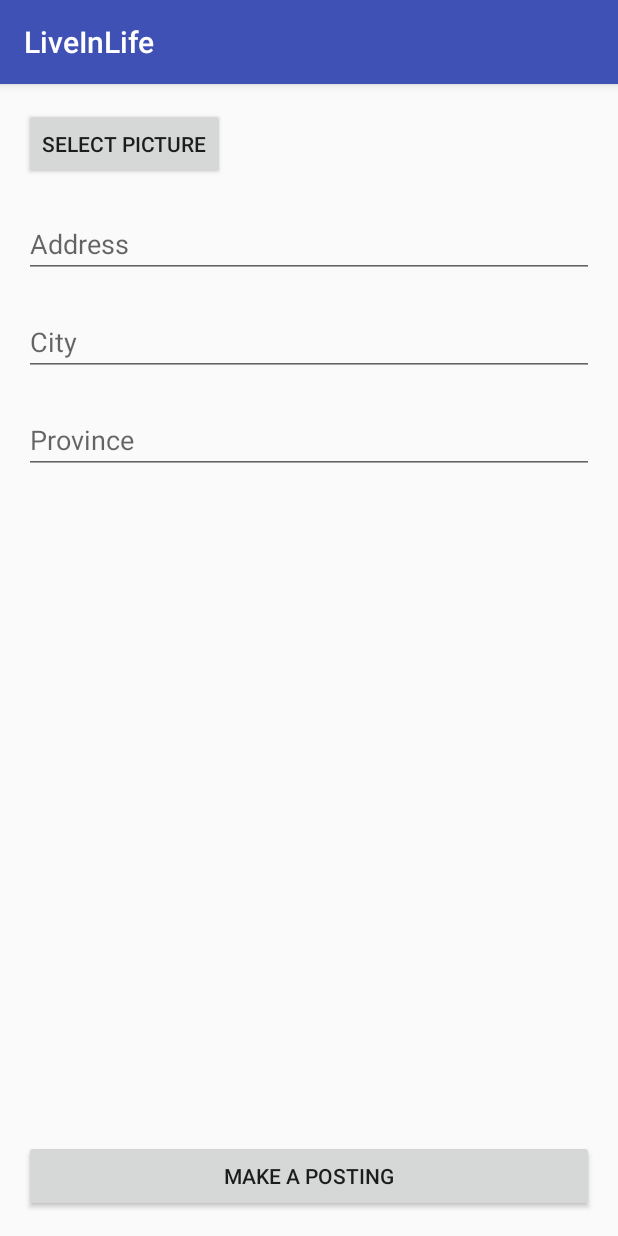
After one commit to HackaGuys/HackathonApp, an Android app: the PostingActivity screen opened directly, with no data from a screen before it, on a phone screen of 412 x 824 dp. The commit adds this screen. Run offline under Robolectric (Android 15) with nearby library versions, the phone set to English and light mode, and no system bars; our stand-ins replace Volley; pictures from the network do not load.

Commit message:
implement POST of housing information, including address, city, province

```diff
--- a/LiveInLife/app/build.gradle
+++ b/LiveInLife/app/build.gradle
@@ -24,4 +24,5 @@ dependencies {
     testCompile 'junit:junit:4.12'
     compile 'com.android.support:appcompat-v7:23.2.0'
     compile 'com.android.support:design:23.2.0'
+    compile 'com.mcxiaoke.volley:library:1.0.19'
 }
--- a/LiveInLife/app/src/main/AndroidManifest.xml
+++ b/LiveInLife/app/src/main/AndroidManifest.xml
@@ -1,6 +1,8 @@
 <?xml version="1.0" encoding="utf-8"?>
 <manifest xmlns:android="http://schemas.android.com/apk/res/android"
     package="com.company.samsalvail.liveinlife">
+
+    <uses-permission android:name="android.permission.INTERNET"/>
 
     <application
         android:allowBackup="true"
@@ -18,6 +20,7 @@
                 <category android:name="android.intent.category.LAUNCHER" />
             </intent-filter>
         </activity>
+        <activity android:name=".PostingActivity"></activity>
     </application>
 
 </manifest>
--- /dev/null
+++ b/LiveInLife/app/src/main/java/com/company/samsalvail/liveinlife/PostingActivity.java
@@ -0,0 +1,112 @@
+package com.company.samsalvail.liveinlife;
+
+import android.app.ProgressDialog;
+import android.content.Intent;
+import android.net.Uri;
+import android.os.Bundle;
+import android.support.v7.app.AppCompatActivity;
+import android.util.Log;
+import android.view.View;
+import android.widget.EditText;
+import android.widget.ImageView;
+import android.widget.Toast;
+
+import com.android.volley.Request;
+import com.android.volley.Response;
+import com.android.volley.VolleyError;
+import com.android.volley.toolbox.StringRequest;
+import com.android.volley.toolbox.Volley;
+
+import java.util.HashMap;
+import java.util.Map;
+
+public class PostingActivity extends AppCompatActivity {
+    private ProgressDialog progress;
+    private EditText city, address, province;
+    private final int RESULT_LOAD_IMAGE = 1;
+
+    @Override
+    protected void onCreate(Bundle savedInstanceState) {
+        super.onCreate(savedInstanceState);
+        setContentView(R.layout.activity_posting);
+
+        progress = new ProgressDialog(PostingActivity.this);
+        progress.setMessage("Making the Posting...");
+
+        address = (EditText) findViewById(R.id.edit_address);
+        city = (EditText) findViewById(R.id.edit_city);
+        province = (EditText) findViewById(R.id.edit_province);
+    }
+
+    @Override
+    protected void onActivityResult(int requestCode, int resultCode, Intent data) {
+        super.onActivityResult(requestCode, resultCode, data);
+
+        if (requestCode == RESULT_LOAD_IMAGE && resultCode == RESULT_OK && null != data) {
+            Uri selectedImage = data.getData();
+
+            /*
+            String[] filePathColumn = { MediaStore.Images.Media.DATA };
+
+            Cursor cursor = getContentResolver().query(selectedImage, filePathColumn, null, null, null);
+            cursor.moveToFirst();
+
+            int columnIndex = cursor.getColumnIndex(filePathColumn[0]);
+            String picturePath = cursor.getString(columnIndex);
+            cursor.close();
+            */
+            ImageView imageView = (ImageView) findViewById(R.id.img);
+            imageView.setImageURI(selectedImage);
+            // imageView.setImageBitmap(BitmapFactory.decodeFile(picturePath));
+        }
+    }
+
+    public void sendPosting(View view) {
+        progress.show();
+        String url = Constants.URL + "";
+        StringRequest postRequest = new StringRequest(Request.Method.POST, url,
+                new Response.Listener<String>() {
+                    @Override
+                    public void onResponse(String response) {
+                        // Automatic login after registration using registered username and password
+                        Intent mainIntent = new Intent(PostingActivity.this, MainActivity.class);
+                        progress.dismiss();
+                        startActivity(mainIntent);
+                        finish();
+                    }
+                },
+                new Response.ErrorListener() {
+                    @Override
+                    public void onErrorResponse(VolleyError error) {
+                        progress.dismiss();
+                        Log.d("PostingActivity", "failed to make posting");
+                        Toast.makeText(PostingActivity.this, "failed to make posting",
+                                Toast.LENGTH_LONG).show();
+                    }
+                }
+        )
+        {
+            @Override
+            //Create the body of the request
+            protected Map<String, String> getParams()
+            {
+                Map<String, String>  params = new HashMap<>();
+                // Get the registration info from input fields and add them to the body of the request
+                params.put("address", address.getText().toString());
+                params.put("city", city.getText().toString());
+                params.put("province", province.getText().toString());
+                params.put("Content-Type","application/json");
+                return params;
+            }
+        };
+        Volley.newRequestQueue(getApplicationContext()).add(postRequest);
+    }
+
+    public void selectPicture(View view) {
+        Intent i = new Intent(Intent.ACTION_PICK, android.provider.MediaStore.Images.Media.EXTERNAL_CONTENT_URI);
+
+        startActivityForResult(i, RESULT_LOAD_IMAGE);
+    }
+
+
+}
--- /dev/null
+++ b/LiveInLife/app/src/main/res/layout/activity_posting.xml
@@ -0,0 +1,75 @@
+<?xml version="1.0" encoding="utf-8"?>
+<RelativeLayout xmlns:android="http://schemas.android.com/apk/res/android"
+    xmlns:tools="http://schemas.android.com/tools"
+    android:layout_width="match_parent"
+    android:layout_height="match_parent"
+    android:paddingBottom="@dimen/activity_vertical_margin"
+    android:paddingLeft="@dimen/activity_horizontal_margin"
+    android:paddingRight="@dimen/activity_horizontal_margin"
+    android:paddingTop="@dimen/activity_vertical_margin"
+    tools:context="com.company.samsalvail.liveinlife.PostingActivity">
+
+    <LinearLayout
+        android:focusable="true"
+        android:focusableInTouchMode="true"
+        android:layout_width="0px"
+        android:layout_height="0px"
+        android:id="@+id/linearLayout"
+        android:orientation="horizontal"/>
+
+    <ImageView
+        android:id="@+id/img"
+        android:layout_width="fill_parent"
+        android:layout_height="wrap_content" >
+    </ImageView>
+
+    <Button
+        android:id="@+id/button_select_picture"
+        android:layout_width="wrap_content"
+        android:layout_height="wrap_content"
+        android:text="Select Picture"
+        android:layout_below="@id/img"
+        android:layout_gravity="center"
+        android:onClick="selectPicture"
+        >
+    </Button>
+
+    <EditText
+        android:layout_width="match_parent"
+        android:layout_height="wrap_content"
+        android:hint="Address"
+        android:ems="10"
+        android:id="@+id/edit_address"
+        android:layout_below="@id/button_select_picture"
+        android:layout_marginTop="20dp"
+        android:layout_alignParentLeft="true" />
+
+    <EditText
+        android:layout_width="match_parent"
+        android:layout_height="wrap_content"
+        android:hint="City"
+        android:ems="10"
+        android:id="@+id/edit_city"
+        android:layout_below="@id/edit_address"
+        android:layout_marginTop="20dp"
+        android:layout_alignParentLeft="true" />
+
+    <EditText
+        android:layout_width="match_parent"
+        android:layout_height="wrap_content"
+        android:hint="Province"
+        android:ems="10"
+        android:id="@+id/edit_province"
+        android:layout_below="@id/edit_city"
+        android:layout_marginTop="20dp"
+        android:layout_alignParentLeft="true" />
+
+    <Button
+        android:layout_width="match_parent"
+        android:layout_height="wrap_content"
+        android:text="Make a Posting"
+        android:id="@+id/button_posting"
+        android:layout_alignParentBottom="true"
+        android:onClick="sendPosting"/>
+
+</RelativeLayout>
```
Also changed, not shown: LiveInLife/app/src/main/java/com/company/samsalvail/liveinlife/Constants.java (added, +8 -0 lines), LiveInLife/app/src/main/java/com/company/samsalvail/liveinlife/MainActivity.java (+6 -15 lines), LiveInLife/app/src/main/res/layout/activity_main.xml (+16 -26 lines).
